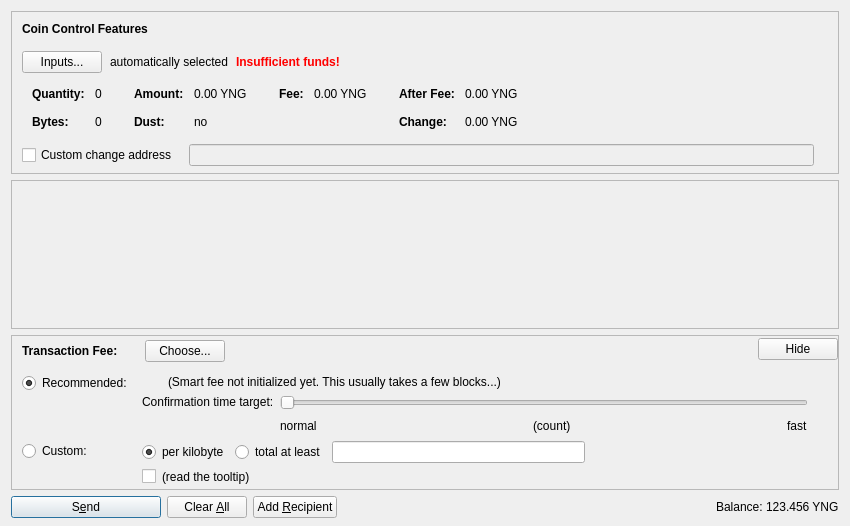
This is src/qt/forms/sendcoinsdialog.ui in jinbio/jbc_core as Qt 5 draws it before an edit. The edited form follows.
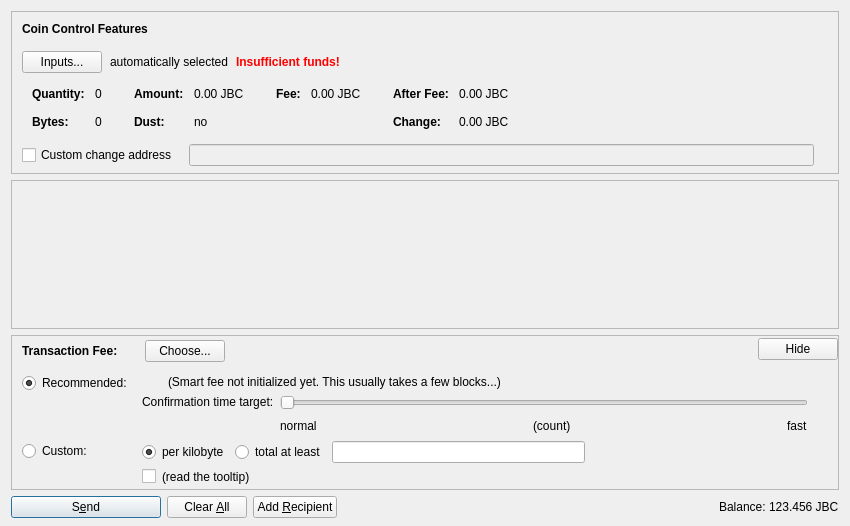
This is the edited form. Icons and pictures are not drawn. Custom widgets are drawn as their Qt base class.

Diff of the .ui file:
```diff
--- a/src/qt/forms/sendcoinsdialog.ui
+++ b/src/qt/forms/sendcoinsdialog.ui
@@ -324,7 +324,7 @@
                   <enum>Qt::ActionsContextMenu</enum>
                  </property>
                  <property name="text">
-                  <string notr="true">0.00 YNG</string>
+                  <string notr="true">0.00 JBC</string>
                  </property>
                  <property name="textInteractionFlags">
                   <set>Qt::LinksAccessibleByMouse|Qt::TextSelectableByKeyboard|Qt::TextSelectableByMouse</set>
@@ -404,7 +404,7 @@
                   <enum>Qt::ActionsContextMenu</enum>
                  </property>
                  <property name="text">
-                  <string notr="true">0.00 YNG</string>
+                  <string notr="true">0.00 JBC</string>
                  </property>
                  <property name="textInteractionFlags">
                   <set>Qt::LinksAccessibleByMouse|Qt::TextSelectableByKeyboard|Qt::TextSelectableByMouse</set>
@@ -455,7 +455,7 @@
                   <enum>Qt::ActionsContextMenu</enum>
                  </property>
                  <property name="text">
-                  <string notr="true">0.00 YNG</string>
+                  <string notr="true">0.00 JBC</string>
                  </property>
                  <property name="textInteractionFlags">
                   <set>Qt::LinksAccessibleByMouse|Qt::TextSelectableByKeyboard|Qt::TextSelectableByMouse</set>
@@ -484,7 +484,7 @@
                   <enum>Qt::ActionsContextMenu</enum>
                  </property>
                  <property name="text">
-                  <string notr="true">0.00 YNG</string>
+                  <string notr="true">0.00 JBC</string>
                  </property>
                  <property name="textInteractionFlags">
                   <set>Qt::LinksAccessibleByMouse|Qt::TextSelectableByKeyboard|Qt::TextSelectableByMouse</set>
@@ -1290,7 +1290,7 @@
           <cursorShape>IBeamCursor</cursorShape>
          </property>
          <property name="text">
-          <string notr="true">123.456 YNG</string>
+          <string notr="true">123.456 JBC</string>
          </property>
          <property name="textInteractionFlags">
           <set>Qt::LinksAccessibleByMouse|Qt::TextSelectableByKeyboard|Qt::TextSelectableByMouse</set>
```
Left out of the diff: 4 changed lines with no effect on the pictures.
